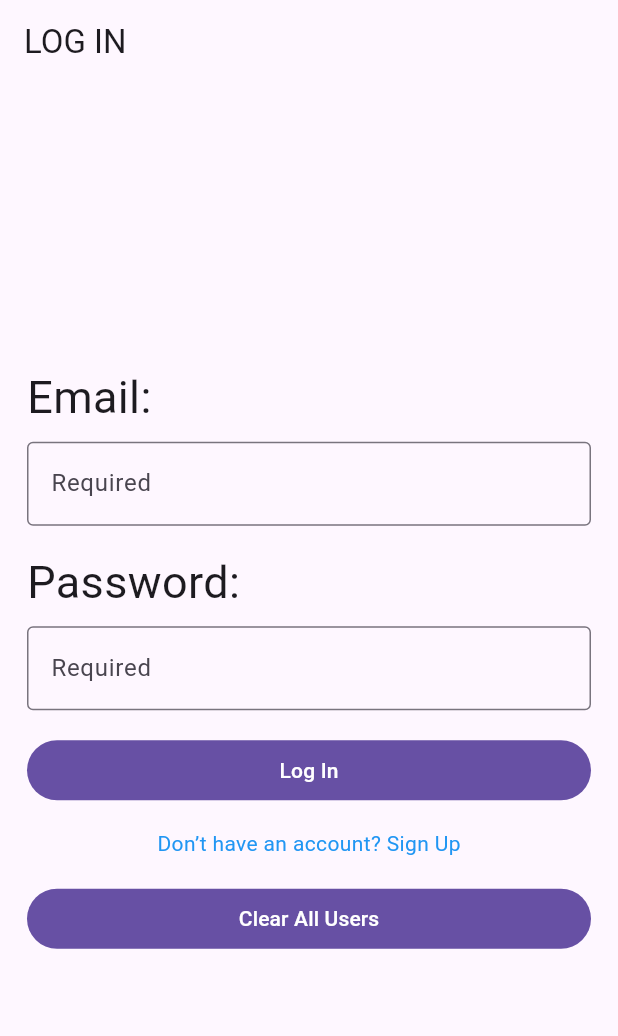
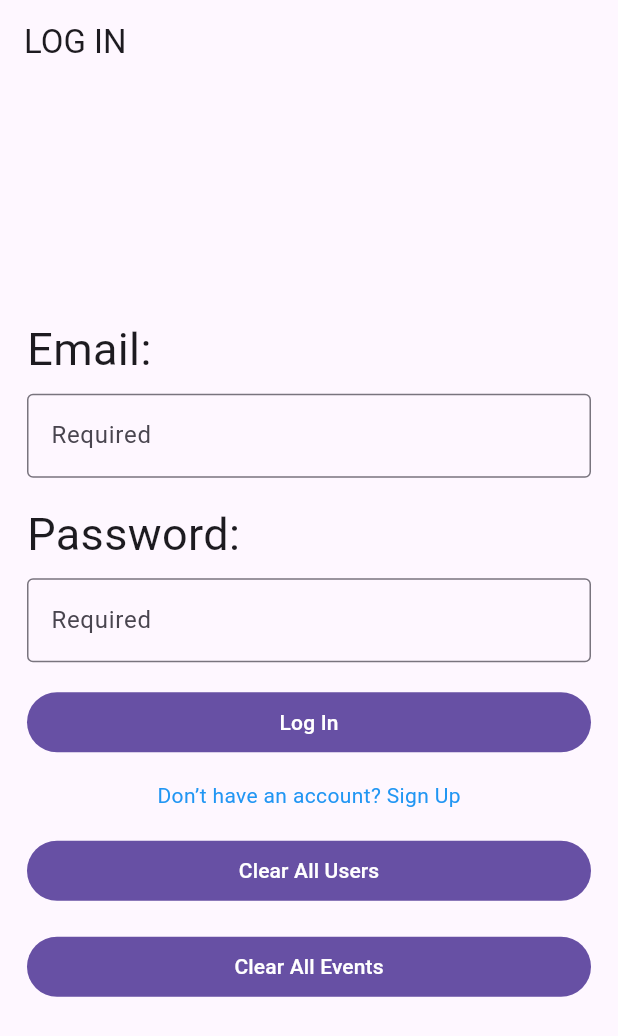
Before and after one commit to JackTse-Conestogac/Mobile_FinalProject_G5, a Flutter app: the screen it shows after launch, on a phone screen of 412 x 824 dp. Shown: the top 1036 px of the screen. Run offline on Flutter 3.47's test engine with Material 3 defaults, Android fonts, the phone set to English and light mode, and no system bars; our stand-ins replace shared_preferences; accounts and stored records are empty.

Commit message:
event debug fix

```diff
--- a/coffee_meet_app/lib/entities/Event.dart
+++ b/coffee_meet_app/lib/entities/Event.dart
@@ -25,7 +25,7 @@ class Event {
   Map<String,dynamic> toJSON(){
     return {"eventId":this.eventId,
       "hostId": this.hostId,
-      "evenName":this.eventName,
+      "eventName":this.eventName,
       "startDate":this.startDate,
       "description": this.description,
       "eventLocation": this.eventLocationStatus.name,
--- a/coffee_meet_app/lib/screens/LogInScreen.dart
+++ b/coffee_meet_app/lib/screens/LogInScreen.dart
@@ -5,6 +5,8 @@ import 'package:coffee_meet_app/screens/TabListScreens.dart';
 import 'package:coffee_meet_app/managers/user_manager.dart';
 import 'package:coffee_meet_app/managers/user_local_storage_manager.dart';
 import 'package:coffee_meet_app/entities/User.dart';
+
+import '../managers/event_local_storage_manager.dart';
 
 class LogInScreen extends StatefulWidget {
   const LogInScreen({super.key});
@@ -46,6 +48,13 @@ class _LogInScreenState extends State<LogInScreen> {
     _passwordError = null;
     await UserLocalStorageManager.clearUserList();
     print("All users have been deleted.");
+  }
+
+  Future<void> _clearAllEvents() async {
+    _emailError = null;
+    _passwordError = null;
+    await EventLocalStorageManager.clearEventList();
+    print("All events have been deleted.");
   }
 
   // User Authoraization
@@ -185,6 +194,16 @@ class _LogInScreenState extends State<LogInScreen> {
                     ),
                   ),
                 ),
+                const SizedBox(height: 16),
+                Center(
+                  child: SizedBox(
+                    width: double.infinity,
+                    child: FilledButton(
+                      onPressed: _clearAllEvents,
+                      child: const Text('Clear All Events'),
+                    ),
+                  ),
+                ),
               ],
             ),
           ),
```
Also changed, not shown: coffee_meet_app/lib/managers/event_local_storage_manager.dart (+8 -1 lines).
